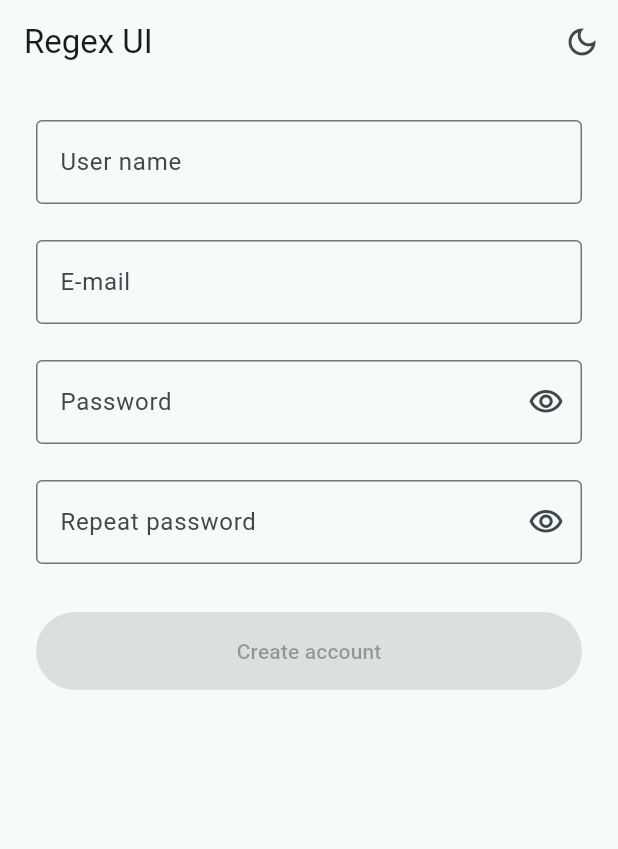
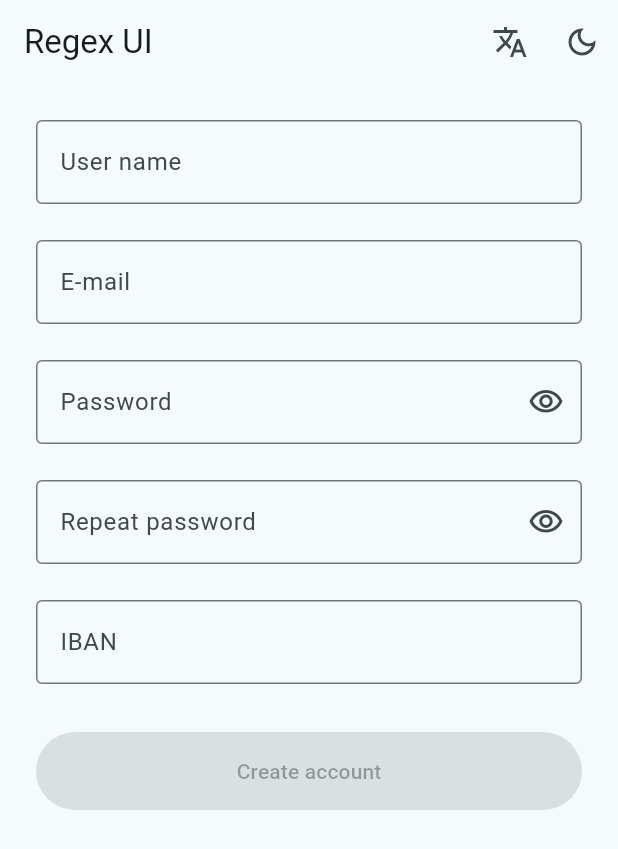
Before and after one commit to msaadev/regex_ui, a Flutter app: the screen it shows after launch, on a phone screen of 412 x 824 dp. Shown: the top 849 px of the screen. Run offline on Flutter 3.47's test engine with Material 3 defaults, Android fonts, the phone set to English and light mode, and no system bars.

Commit message:
iban() rule, RegexForm (all fields valid, cross-field re-check), demo language menu

````diff
--- a/example/lib/main.dart
+++ b/example/lib/main.dart
@@ -51,9 +51,8 @@ class SignUpPage extends StatefulWidget {
 class _SignUpPageState extends State<SignUpPage> {
   final _userName = TextEditingController();
   final _password = TextEditingController();
-  final _valid = <String, bool>{};
-
-  bool get _canSubmit => _valid.length == 4 && _valid.values.every((v) => v);
+  bool _canSubmit = false;
+  String _language = 'en';
 
   @override
   void dispose() {
@@ -68,6 +67,7 @@ class _SignUpPageState extends State<SignUpPage> {
       appBar: AppBar(
         title: const Text('Regex UI'),
         actions: [
+          _buildLanguageMenu(),
           IconButton(
             tooltip: 'Toggle theme',
             icon: const Icon(Icons.dark_mode_outlined),
@@ -78,19 +78,17 @@ class _SignUpPageState extends State<SignUpPage> {
       body: Center(
         child: ConstrainedBox(
           constraints: const BoxConstraints(maxWidth: 480),
+          child: RegexForm(
+            onChanged: (ok) => setState(() => _canSubmit = ok),
             child: ListView(
               padding: const EdgeInsets.all(24),
               children: [
-              RegexTextField.userName(
-                controller: _userName,
-                validate: (ok) => _setValid('user', ok),
-              ),
+                RegexTextField.userName(controller: _userName),
                 const SizedBox(height: 24),
-              RegexTextField.email(validate: (ok) => _setValid('email', ok)),
+                RegexTextField.email(),
                 const SizedBox(height: 24),
                 RegexTextField.password(
                   controller: _password,
-                validate: (ok) => _setValid('password', ok),
                   rules: [
                     ...RegexModel.passwordRules(),
                     RegexModel.noRepeating(),
@@ -100,13 +98,22 @@ class _SignUpPageState extends State<SignUpPage> {
                 const SizedBox(height: 24),
                 RegexTextField(
                   obscureText: true,
-                decoration: const InputDecoration(labelText: 'Repeat password'),
-                validate: (ok) => _setValid('repeat', ok),
+                  decoration: const InputDecoration(
+                    labelText: 'Repeat password',
+                  ),
                   rules: [RegexModel.sameAs(_password)],
+                ),
+                const SizedBox(height: 24),
+                RegexTextField(
+                  decoration: const InputDecoration(labelText: 'IBAN'),
+                  style: RegexUIStyle.chips,
+                  rules: [RegexModel.iban()],
                 ),
                 const SizedBox(height: 32),
                 FilledButton(
-                style: FilledButton.styleFrom(minimumSize: const Size(64, 52)),
+                  style: FilledButton.styleFrom(
+                    minimumSize: const Size(64, 52),
+                  ),
                   onPressed: _canSubmit ? _submit : null,
                   child: const Text('Create account'),
                 ),
@@ -114,12 +121,24 @@ class _SignUpPageState extends State<SignUpPage> {
             ),
           ),
         ),
+      ),
     );
   }
 
-  void _setValid(String field, bool ok) {
-    if (_valid[field] == ok) return;
-    setState(() => _valid[field] = ok);
+  Widget _buildLanguageMenu() {
+    return PopupMenuButton<String>(
+      tooltip: 'Language',
+      icon: const Icon(Icons.translate),
+      initialValue: _language,
+      onSelected: (code) => setState(() {
+        _language = code;
+        RegexLabels.current = RegexLabels.forLanguage(code);
+      }),
+      itemBuilder: (_) => [
+        for (final code in RegexLabels.builtIn.keys)
+          PopupMenuItem(value: code, child: Text(code.toUpperCase())),
+      ],
+    );
   }
 
   void _submit() {
--- a/lib/models/regex_labels.dart
+++ b/lib/models/regex_labels.dart
@@ -87,6 +87,7 @@ class RegexLabels {
   final String email;
   final String phone;
   final String url;
+  final String iban;
   final String sameAs;
 
   /// Form error of an empty field (the checklist shows the rules instead).
@@ -129,6 +130,7 @@ class RegexLabels {
     this.email = 'Valid e-mail address',
     this.phone = 'Valid phone number',
     this.url = 'Valid web address',
+    this.iban = 'Valid IBAN',
     this.sameAs = 'Passwords must match',
     this.required = 'Required',
     this.notContains = 'Does not contain your name',
@@ -166,6 +168,7 @@ class RegexLabels {
     String? email,
     String? phone,
     String? url,
+    String? iban,
     String? sameAs,
     String? required,
     String? notContains,
@@ -200,6 +203,7 @@ class RegexLabels {
     email: email ?? this.email,
     phone: phone ?? this.phone,
     url: url ?? this.url,
+    iban: iban ?? this.iban,
     sameAs: sameAs ?? this.sameAs,
     required: required ?? this.required,
     notContains: notContains ?? this.notContains,
--- a/lib/models/regex_labels_built_in.dart
+++ b/lib/models/regex_labels_built_in.dart
@@ -54,6 +54,7 @@ const _tr = RegexLabels(
   email: 'Geçerli e-posta adresi',
   phone: 'Geçerli telefon numarası',
   url: 'Geçerli web adresi',
+  iban: 'Geçerli IBAN',
   sameAs: 'Şifreler aynı olmalı',
   required: 'Bu alan zorunlu',
   notContains: 'Adınızı içermesin',
@@ -119,6 +120,7 @@ const _de = RegexLabels(
   email: 'Gültige E-Mail-Adresse',
   phone: 'Gültige Telefonnummer',
   url: 'Gültige Webadresse',
+  iban: 'Gültige IBAN',
   sameAs: 'Passwörter müssen übereinstimmen',
   required: 'Pflichtfeld',
   notContains: 'Enthält nicht deinen Namen',
@@ -184,6 +186,7 @@ const _es = RegexLabels(
   email: 'Correo electrónico válido',
   phone: 'Número de teléfono válido',
   url: 'Dirección web válida',
+  iban: 'IBAN válido',
   sameAs: 'Las contraseñas deben coincidir',
   required: 'Campo obligatorio',
   notContains: 'No contiene tu nombre',
@@ -247,6 +250,7 @@ const _fr = RegexLabels(
   email: 'Adresse e-mail valide',
   phone: 'Numéro de téléphone valide',
   url: 'Adresse web valide',
+  iban: 'IBAN valide',
   sameAs: 'Les mots de passe doivent correspondre',
   required: 'Champ obligatoire',
   notContains: 'Ne contient pas votre nom',
@@ -312,6 +316,7 @@ const _it = RegexLabels(
   email: 'Indirizzo e-mail valido',
   phone: 'Numero di telefono valido',
   url: 'Indirizzo web valido',
+  iban: 'IBAN valido',
   sameAs: 'Le password devono coincidere',
   required: 'Campo obbligatorio',
   notContains: 'Non contiene il tuo nome',
@@ -377,6 +382,7 @@ const _pt = RegexLabels(
   email: 'E-mail válido',
   phone: 'Número de telefone válido',
   url: 'Endereço web válido',
+  iban: 'IBAN válido',
   sameAs: 'As senhas devem coincidir',
   required: 'Campo obrigatório',
   notContains: 'Não contém seu nome',
@@ -439,6 +445,7 @@ const _ja = RegexLabels(
   email: '有効なメールアドレス',
   phone: '有効な電話番号',
   url: '有効なURL',
+  iban: '有効なIBAN',
   sameAs: 'パスワードが一致すること',
   required: '必須項目です',
   notContains: '名前を含まない',
--- a/lib/models/regex_model.dart
+++ b/lib/models/regex_model.dart
@@ -299,6 +299,87 @@ class RegexModel {
     },
   );
 
+  /// A valid IBAN: country length and check digits (mod 97). Spaces and
+  /// lowercase are fine, as people paste "TR33 0006 1005 …". Pass [country]
+  /// (e.g. 'TR') to accept only that country.
+  factory RegexModel.iban({String? country, String? title}) => RegexModel(
+    title: title ?? RegexLabels.current.iban,
+    test: (value) => _isIban(value, country),
+  );
+
+  static bool _isIban(String value, String? country) {
+    final iban = value.replaceAll(RegExp(r'\s'), '').toUpperCase();
+    if (!RegExp(r'^[A-Z]{2}\d{2}[A-Z0-9]{11,30}$').hasMatch(iban)) return false;
+    final code = iban.substring(0, 2);
+    if (country != null && code != country.toUpperCase()) return false;
+    final length = _ibanLengths[code];
+    if (length != null && iban.length != length) return false;
+    var rest = 0;
+    for (final r in (iban.substring(4) + iban.substring(0, 4)).runes) {
+      final n = r < 65 ? r - 48 : r - 55; // 0–9 → 0–9, A–Z → 10–35
+      rest = (n > 9 ? rest * 100 + n : rest * 10 + n) % 97;
+    }
+    return rest == 1;
+  }
+
+  // shortcut: lengths of common IBAN countries; others get the checksum only.
+  static const _ibanLengths = {
+    'AD': 24,
+    'AE': 23,
+    'AT': 20,
+    'AZ': 28,
+    'BA': 20,
+    'BE': 16,
+    'BG': 22,
+    'BH': 22,
+    'CH': 21,
+    'CY': 28,
+    'CZ': 24,
+    'DE': 22,
+    'DK': 18,
+    'EE': 20,
+    'EG': 29,
+    'ES': 24,
+    'FI': 18,
+    'FR': 27,
+    'GB': 22,
+    'GE': 22,
+    'GR': 27,
+    'HR': 21,
+    'HU': 28,
+    'IE': 22,
+    'IL': 23,
+    'IS': 26,
+    'IT': 27,
+    'JO': 30,
+    'KW': 30,
+    'KZ': 20,
+    'LB': 28,
+    'LI': 21,
+    'LT': 20,
+    'LU': 20,
+    'LV': 21,
+    'MC': 27,
+    'ME': 22,
+    'MK': 19,
+    'MT': 31,
+    'NL': 18,
+    'NO': 15,
+    'PK': 24,
+    'PL': 28,
+    'PT': 25,
+    'QA': 29,
+    'RO': 24,
+    'RS': 22,
+    'SA': 24,
+    'SE': 24,
+    'SI': 19,
+    'SK': 24,
+    'SM': 27,
+    'TR': 26,
+    'UA': 29,
+  };
+
   /// An http or https address with a domain, e.g. https://monsware.com.
   factory RegexModel.url({String? title}) => RegexModel(
     title: title ?? RegexLabels.current.url,
--- a/lib/regex_ui.dart
+++ b/lib/regex_ui.dart
@@ -5,5 +5,7 @@ export 'package:regex_ui/models/password_strength.dart';
 export 'package:regex_ui/models/regex_char.dart';
 export 'package:regex_ui/models/regex_labels.dart';
 export 'package:regex_ui/models/regex_model.dart';
+export 'package:regex_ui/view/regex_form.dart'
+    show RegexForm, RegexFormController;
 export 'package:regex_ui/view/regex_text_field.dart';
 export 'package:regex_ui/view/regex_ui.dart';
--- /dev/null
+++ b/lib/view/regex_form.dart
@@ -0,0 +1,170 @@
+import 'package:flutter/material.dart';
+
+/// Knows whether every [RegexTextField] inside a [RegexForm] meets its rules.
+/// Listen to it, or read [isValid]; pass one to [RegexForm] to use it from
+/// outside the form.
+class RegexFormController extends ChangeNotifier {
+  final Map<Object, bool Function()> _fields = {};
+  bool _pending = false;
+  bool _disposed = false;
+
+  /// Whether there is at least one field and every field meets its rules.
+  bool get isValid =>
+      _fields.isNotEmpty && _fields.values.every((check) => check());
+
+  void _add(Object field, bool Function() check) {
+    _fields[field] = check;
+    _notifyLater();
+  }
+
+  void _remove(Object field) {
+    if (_fields.remove(field) != null) _notifyLater();
+  }
+
+  void _changed() => notifyListeners();
+
+  // Fields join and leave while the tree builds; tell listeners after it.
+  void _notifyLater() {
+    if (_pending || _disposed) return;
+    _pending = true;
+    WidgetsBinding.instance.addPostFrameCallback((_) {
+      _pending = false;
+      if (!_disposed) notifyListeners();
+    });
+  }
+
+  @override
+  void dispose() {
+    _disposed = true;
+    super.dispose();
+  }
+}
+
+/// A [Form] that knows when all its [RegexTextField]s are valid: enable the
+/// submit button with [onChanged] or [RegexForm.isValidOf]. When one field
+/// changes, the others are checked again too, so "repeat password" follows
+/// the password.
+///
+/// ```dart
+/// RegexForm(
+///   onChanged: (ok) => setState(() => canSubmit = ok),
+///   child: Column(children: [
+///     RegexTextField.email(),
+///     RegexTextField.password(),
+///   ]),
+/// )
+/// ```
+class RegexForm extends StatefulWidget {
+  /// The fields, anywhere below.
+  final Widget child;
+
+  /// Called when "every field is valid" turns on or off.
+  final ValueChanged<bool>? onChanged;
+
+  /// Optional, to read [RegexFormController.isValid] from outside.
+  final RegexFormController? controller;
+
+  /// Key of the inner [Form], for `formKey.currentState!.validate()`.
+  final GlobalKey<FormState>? formKey;
+
+  /// Passed to the inner [Form].
+  final AutovalidateMode? autovalidateMode;
+
+  /// Creates a form around [child].
+  const RegexForm({
+    super.key,
+    required this.child,
+    this.onChanged,
+    this.controller,
+    this.formKey,
+    this.autovalidateMode,
+  });
+
+  /// Whether every field of the nearest [RegexForm] is valid; rebuilds the
+  /// caller when that changes. False outside a [RegexForm].
+  static bool isValidOf(BuildContext context) =>
+      context
+          .dependOnInheritedWidgetOfExactType<RegexFormScope>()
+          ?.notifier
+          ?.isValid ??
+      false;
+
+  @override
+  State<RegexForm> createState() => _RegexFormState();
+}
+
+class _RegexFormState extends State<RegexForm> {
+  RegexFormController? _own;
+  bool _valid = false;
+
+  RegexFormController get _controller =>
+      widget.controller ?? (_own ??= RegexFormController());
+
+  @override
+  void initState() {
+    super.initState();
+    _controller.addListener(_onChanged);
+  }
+
+  @override
+  void didUpdateWidget(RegexForm oldWidget) {
+    super.didUpdateWidget(oldWidget);
+    final old = oldWidget.controller ?? _own;
+    if (old != _controller) {
+      old?.removeListener(_onChanged);
+      _controller.addListener(_onChanged);
+    }
+  }
+
+  @override
+  void dispose() {
+    _controller.removeListener(_onChanged);
+    _own?.dispose();
+    super.dispose();
+  }
+
+  @override
+  Widget build(BuildContext context) {
+    return RegexFormScope(
+      notifier: _controller,
+      child: Form(
+        key: widget.formKey,
+        autovalidateMode: widget.autovalidateMode,
+        child: widget.child,
+      ),
+    );
+  }
+
+  void _onChanged() {
+    final valid = _controller.isValid;
+    if (valid == _valid) return;
+    _valid = valid;
+    widget.onChanged?.call(valid);
+  }
+}
+
+/// Connects [RegexTextField]s to their [RegexForm]; not for direct use.
+class RegexFormScope extends InheritedNotifier<RegexFormController> {
+  /// Creates the scope.
+  const RegexFormScope({
+    super.key,
+    required RegexFormController super.notifier,
+    required super.child,
+  });
+
+  /// The controller of the nearest [RegexForm], without depending on it.
+  static RegexFormController? maybeOf(BuildContext context) =>
+      context.getInheritedWidgetOfExactType<RegexFormScope>()?.notifier;
+}
+
+/// Lets [RegexTextField] join a [RegexFormController].
+extension RegexFormFields on RegexFormController {
+  /// Registers [field] with its [check]; call [leave] when it goes away.
+  void join(Object field, bool Function() check) => _add(field, check);
+
+  /// Removes [field].
+  void leave(Object field) => _remove(field);
+
+  /// Tells the form that a field's text changed.
+  void fieldChanged() => _changed();
+}
````
Also changed, not shown: lib/view/regex_text_field.dart (+35 -0 lines), 3 other files. Lines whose indentation alone changed are shown as unchanged.
